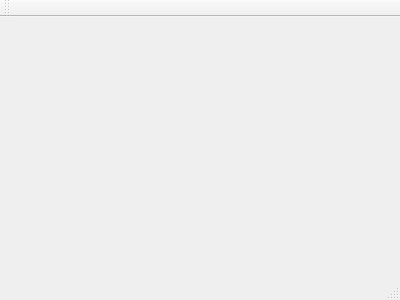
Qt form mainwindow.ui (RaulToto/XTEA) before a commit.
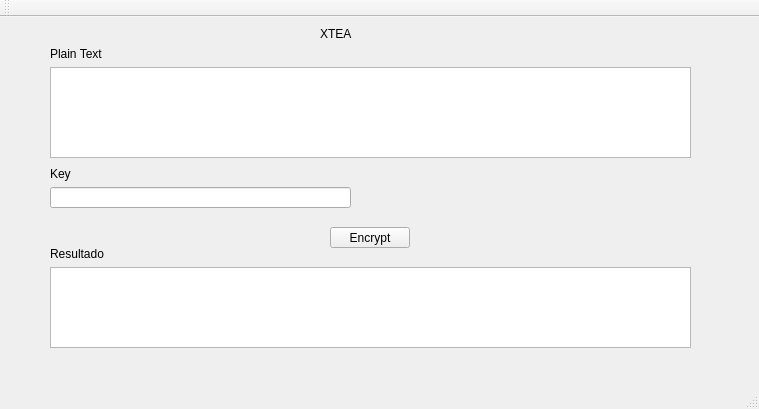
The same form after that commit.

```diff
--- a/mainwindow.ui
+++ b/mainwindow.ui
@@ -1,24 +1,135 @@
 <ui version="4.0">
  <class>MainWindow</class>
- <widget class="QMainWindow" name="MainWindow" >
-  <property name="geometry" >
+ <widget class="QMainWindow" name="MainWindow">
+  <property name="geometry">
    <rect>
     <x>0</x>
     <y>0</y>
-    <width>400</width>
-    <height>300</height>
+    <width>759</width>
+    <height>409</height>
    </rect>
   </property>
   <property name="windowTitle" >
    <string>MainWindow</string>
   </property>
-  <widget class="QMenuBar" name="menuBar" />
-  <widget class="QToolBar" name="mainToolBar" />
-  <widget class="QWidget" name="centralWidget" />
-  <widget class="QStatusBar" name="statusBar" />
+  <widget class="QWidget" name="centralWidget">
+   <widget class="QLabel" name="label">
+    <property name="geometry">
+     <rect>
+      <x>320</x>
+      <y>10</y>
+      <width>32</width>
+      <height>14</height>
+     </rect>
+    </property>
+    <property name="text">
+     <string>XTEA</string>
+    </property>
+   </widget>
+   <widget class="QPushButton" name="pushButton">
+    <property name="geometry">
+     <rect>
+      <x>330</x>
+      <y>210</y>
+      <width>80</width>
+      <height>21</height>
+     </rect>
+    </property>
+    <property name="text">
+     <string>Encrypt</string>
+    </property>
+   </widget>
+   <widget class="QTextEdit" name="textEdit">
+    <property name="geometry">
+     <rect>
+      <x>50</x>
+      <y>50</y>
+      <width>641</width>
+      <height>91</height>
+     </rect>
+    </property>
+   </widget>
+   <widget class="QLineEdit" name="lineEdit">
+    <property name="geometry">
+     <rect>
+      <x>50</x>
+      <y>170</y>
+      <width>301</width>
+      <height>21</height>
+     </rect>
+    </property>
+   </widget>
+   <widget class="QTextEdit" name="textEdit_2">
+    <property name="geometry">
+     <rect>
+      <x>50</x>
+      <y>250</y>
+      <width>641</width>
+      <height>81</height>
+     </rect>
+    </property>
+   </widget>
+   <widget class="QLabel" name="label_2">
+    <property name="geometry">
+     <rect>
+      <x>50</x>
+      <y>150</y>
+      <width>58</width>
+      <height>14</height>
+     </rect>
+    </property>
+    <property name="text">
+     <string>Key</string>
+    </property>
+   </widget>
+   <widget class="QLabel" name="label_3">
+    <property name="geometry">
+     <rect>
+      <x>50</x>
+      <y>230</y>
+      <width>58</width>
+      <height>14</height>
+     </rect>
+    </property>
+    <property name="text">
+     <string>Resultado</string>
+    </property>
+   </widget>
+   <widget class="QLabel" name="label_4">
+    <property name="geometry">
+     <rect>
+      <x>50</x>
+      <y>30</y>
+      <width>58</width>
+      <height>14</height>
+     </rect>
+    </property>
+    <property name="text">
+     <string>Plain Text</string>
+    </property>
+   </widget>
+  </widget>
+  <widget class="QMenuBar" name="menuBar">
+   <property name="geometry">
+    <rect>
+     <x>0</x>
+     <y>0</y>
+     <width>759</width>
+     <height>19</height>
+    </rect>
+   </property>
+  </widget>
+  <widget class="QToolBar" name="mainToolBar">
+   <attribute name="toolBarArea">
+    <enum>TopToolBarArea</enum>
+   </attribute>
+   <attribute name="toolBarBreak">
+    <bool>false</bool>
+   </attribute>
+  </widget>
+  <widget class="QStatusBar" name="statusBar"/>
  </widget>
- <layoutDefault spacing="6" margin="11" />
- <pixmapfunction></pixmapfunction>
+ <layoutdefault spacing="6" margin="11"/>
  <resources/>
  <connections/>
 </ui>
```
Left out of the diff: 3 changed lines with no effect on the pictures.
